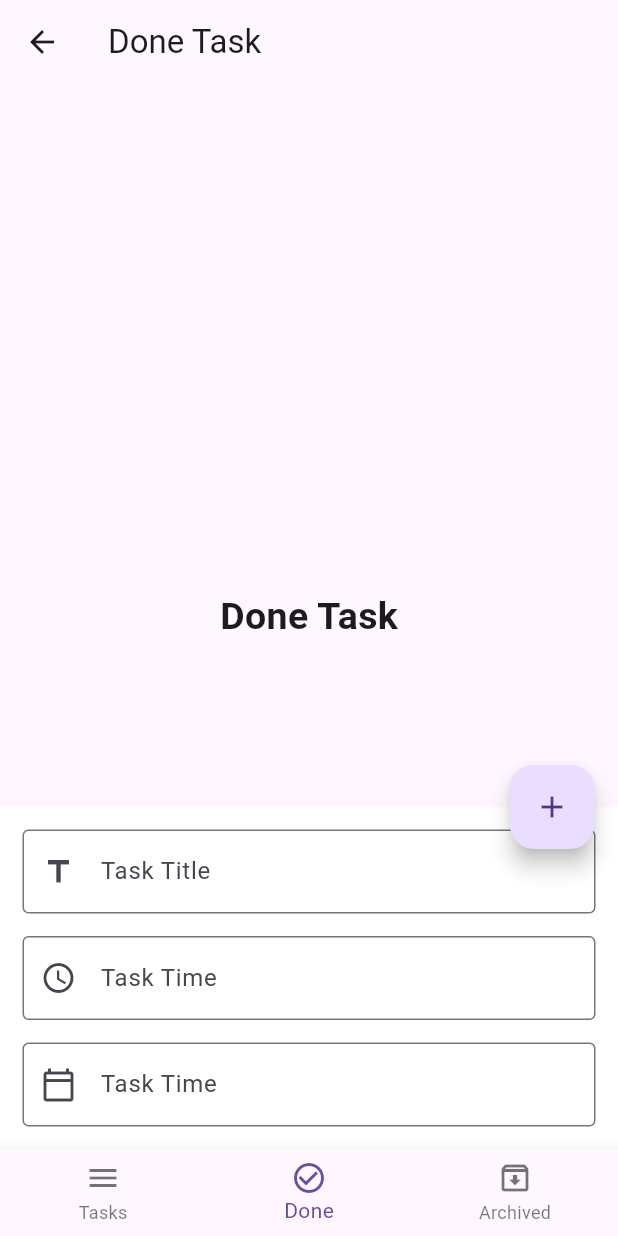
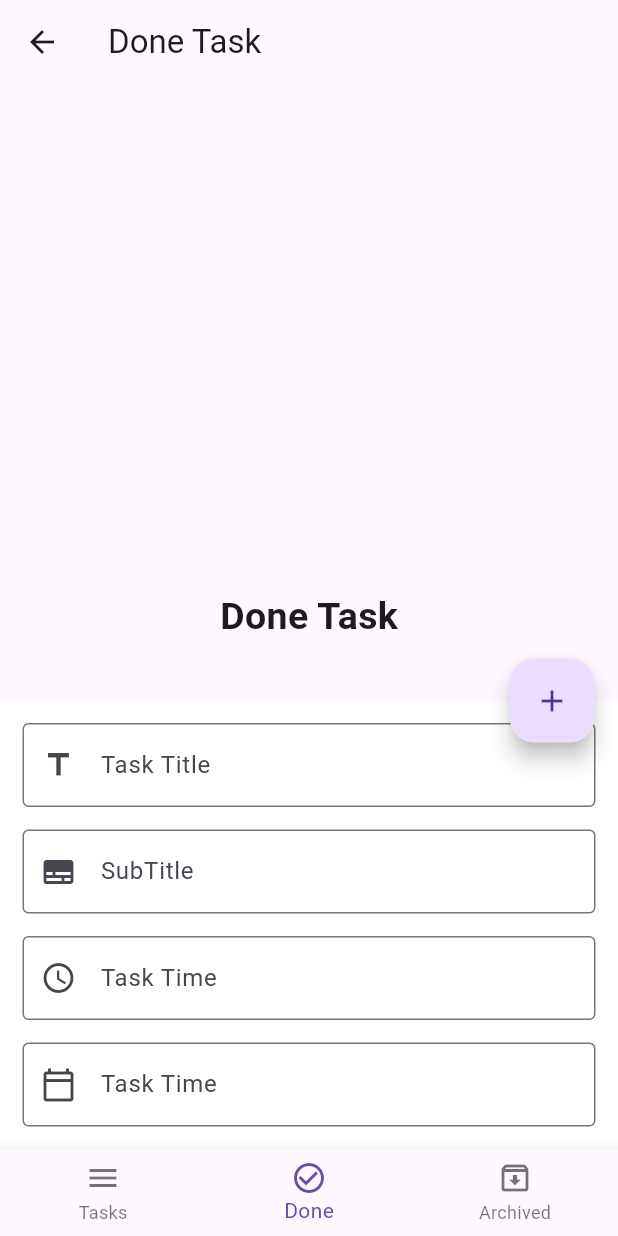
Before and after one commit to diaahelmy/Todo-App, a Flutter app: the screen it shows after launch, item 2 of the bottom bar chosen, after a tap on the "edit" icon, on a phone screen of 412 x 824 dp. Run offline on Flutter 3.47's test engine with Material 3 defaults, Android fonts, the phone set to English and light mode, and no system bars; our stand-ins replace bloc, conditional_builder_null_safety, flutter_bloc, sqflite; missing offline and left inert: dart:ffi; accounts and stored records are empty.

```diff
--- a/lib/Moudel/Task.dart
+++ b/lib/Moudel/Task.dart
@@ -1,15 +1,32 @@
 import 'package:flutter/cupertino.dart';
+import 'package:flutter/material.dart';
+import 'package:flutter_bloc/flutter_bloc.dart';
+import 'package:todo/Components/component.dart';
+import 'package:todo/cubit/cubit.dart';
+import 'package:todo/cubit/states.dart';
+
+import '../Components/contants.dart';
 
 class Task extends StatelessWidget {
-  const Task({super.key});
 
   @override
   Widget build(BuildContext context) {
-    return Center(
-      child: Text('New Task',style:TextStyle(
-        fontSize: 25,
-        fontWeight: FontWeight.bold
-      ),),
+
+    return BlocConsumer<AppCubit,AppStates>(
+      builder: (BuildContext context, AppStates state)
+      {
+        var task = AppCubit.get(context).task;
+        return
+          ListView.separated(itemBuilder: (context,index) =>
+              buildTaskItem(task[index])
+              , separatorBuilder: (context,index) => Container(
+                width: double.infinity,
+                height: 1,
+                color: Colors.grey[300],
+              ), itemCount: task.length);
+      },
+      listener: (BuildContext context, AppStates state) {  },
     );
   }
 }
+// buildTaskItem(time: "time", data: "data", note: "note")
--- /dev/null
+++ b/lib/cubit/cubit.dart
@@ -0,0 +1,120 @@
+import 'package:bloc/bloc.dart';
+import 'package:flutter/cupertino.dart';
+import 'package:flutter/material.dart';
+import 'package:flutter_bloc/flutter_bloc.dart';
+import 'package:todo/cubit/states.dart';
+
+import '../Components/contants.dart';
+import '../Moudel/Archived.dart';
+import '../Moudel/Done.dart';
+import '../Moudel/Task.dart';
+import 'package:sqflite/sqflite.dart';
+
+class AppCubit extends Cubit<AppStates> {
+  AppCubit() : super(AppInitialStates());
+
+  static AppCubit get(context) => BlocProvider.of(context);
+  late Database db;
+  IconData fabicon = Icons.edit;
+  List<Map> task = [];
+  bool isBottomSheetShow = false;
+  int currentstate = 0;
+
+  List<Widget> screen = [
+    Task(),
+    Done(),
+    Archived(),
+  ];
+  List<String> title = [
+    'New Task',
+    "Done Task",
+    "Archived Task",
+  ];
+
+  void changeIndex(int index) {
+    currentstate = index;
+    emit(AppChangeBottomNavBar());
+  }
+
+  void createDateBase() {
+    openDatabase(
+      'todo.db',
+      version: 1,
+      onCreate: (db, version) {
+        print('database create');
+        db
+            .execute('CREATE TABLE tasks('
+                'id INTEGER PRIMARY KEY,'
+                ' title TEXT,'
+                ' data TEXT,'
+                ' time TEXT,'
+                ' subtitle TEXT,'
+                ' status TEXT)')
+            .then((value) {
+          print('table create ');
+        }).catchError((onError) {
+          print('Error create database ${onError.toString()}');
+        });
+      },
+      onOpen: (db) {
+        getDataBase(db).then((onValue) {
+          task = onValue;
+
+          print(task);
+          emit(AppGetDataBase());
+        }).catchError((onError) {
+          print('error in get data${onError.toString()}');
+        });
+        print('db open ');
+      },
+    ).then((onValue) {
+      db = onValue;
+      emit(AppCreateDataBase());
+    });
+  }
+
+ insertDataBase(
+      {required String title,
+      required String data,
+      required String time,
+      required String subTitle})async {
+  await db.transaction((action) async {
+      action
+          .rawInsert(
+              'INSERT INTO tasks (title,data,time,subtitle,status)VALUES("$title" ,"$data","$time","$subTitle","new")')
+          .then((onValue) {
+        print('inset SUCCESSFully $onValue');
+        emit(AppInsertDataBase());
+
+        getDataBase(db).then((value) {
+          task = value;
+
+          print("hi diaa this work $task");
+          emit(AppGetDataBase());
+        });
+
+      }).catchError((onError) {
+        print('error in insert database${onError.toString()}');
+      });
+     return null ;
+    });
+  }
+
+  Future getDataBase(db) async {
+    emit(AppGetLoadingScreen());
+    List<Map> tasks = await db.rawQuery('SELECT * FROM tasks');
+    return tasks;
+  }
+
+  void changeIcon({
+    required bool isShow,
+    required IconData icon,
+  }) {
+    fabicon = icon;
+    isBottomSheetShow = isShow;
+
+    emit(AppChangeItem());
+  }
+
+
+}
--- /dev/null
+++ b/lib/cubit/states.dart
@@ -0,0 +1,9 @@
+abstract class AppStates{}
+
+class AppInitialStates extends  AppStates{}
+class AppChangeBottomNavBar extends  AppStates{}
+class AppCreateDataBase extends  AppStates{}
+class AppInsertDataBase extends  AppStates{}
+class AppGetDataBase extends  AppStates{}
+class AppGetLoadingScreen extends  AppStates{}
+class AppChangeItem extends  AppStates{}
--- a/lib/layout/HomeLayout.dart
+++ b/lib/layout/HomeLayout.dart
@@ -1,107 +1,128 @@
+import 'dart:ffi';
+
+import 'package:conditional_builder_null_safety/conditional_builder_null_safety.dart';
 import 'package:flutter/cupertino.dart';
 import 'package:flutter/material.dart';
+import 'package:flutter_bloc/flutter_bloc.dart';
 import 'package:intl/intl.dart';
 import 'package:todo/Components/component.dart';
-import 'package:todo/Moudel/Archived.dart';
-import 'package:todo/Moudel/Done.dart';
-import 'package:todo/Moudel/Task.dart';
-import 'package:sqflite/sqflite.dart';
+import 'package:todo/cubit/cubit.dart';
+import 'package:todo/cubit/states.dart';
 
-class HomeLayout extends StatefulWidget {
-  const HomeLayout({super.key});
+import '../Components/contants.dart';
 
-  @override
-  State<HomeLayout> createState() => _HomeLayoutState();
-}
+class HomeLayout extends StatelessWidget {
 
-class _HomeLayoutState extends State<HomeLayout> {
-  int currentstate = 0;
-
-  List<Widget> screen = [
-    Task(),
-    Done(),
-    Archived(),
-  ];
-  List<String> title = [
-    'New Task',
-    "Done Task",
-    "Archived Task",
-  ];
   var titleController = TextEditingController();
   var timeController = TextEditingController();
   var dateController = TextEditingController();
+  var subTitleController = TextEditingController();
 
   late String date;
 
-  late Database db;
-  IconData fabicon = Icons.edit;
 
-  bool isBottomSheetShow = false;
 
   var scaffoldKey = GlobalKey<ScaffoldState>();
   var formdKey = GlobalKey<FormState>();
 
-  @override
-  void initState() {
-    createDateBase();
-    super.initState();
-  }
+
+  // @override
+  // void initState() {
+  // createDateBase();
+  // super.initState();
+  // }
 
   @override
   Widget build(BuildContext context) {
+    return BlocProvider(
+      create: (BuildContext context) => AppCubit()..createDateBase(),
+      child: BlocConsumer<AppCubit, AppStates>(
+        listener: (BuildContext context, AppStates state) {
+          if(state is AppInsertDataBase){
+            Navigator.pop(context);
+          }
+
+        },
+        builder: (BuildContext context, AppStates state) {
+          AppCubit cubit = AppCubit.get(context);
           return Scaffold(
             key: scaffoldKey,
             appBar: AppBar(
               title: Text(
-          title[currentstate],
+                cubit.title[cubit.currentstate],
               ),
             ),
-      body: screen[currentstate],
+            body: ConditionalBuilder(
+              condition:state is! AppGetLoadingScreen,
+              builder: (context) => cubit.screen[cubit.currentstate],
+              fallback: (context) =>
+                  const Center(
+                    child: CircularProgressIndicator(),
+                  ),
+            ),
             floatingActionButton: FloatingActionButton(
               onPressed: () {
-          if (isBottomSheetShow) {
+                if (cubit.isBottomSheetShow) {
                   if (formdKey.currentState!.validate()) {
-              insertDataBase(
-                title:titleController.text ,
+                    cubit.insertDataBase(
+                        title: titleController.text,
                         data: dateController.text,
                         time: timeController.text,
-              ).then((onValue){
+                        subTitle: subTitleController.text);
+                    //     .then((onValue) {
+                    //   cubit.getDataBase( cubit.db).then((onValue) {
 
-              }).catchError((onError){
-
-
-              });
-              Navigator.pop(context);
-              setState(() {
-                fabicon = Icons.edit;
-              });
-              isBottomSheetShow = false;
+                        cubit.changeIcon(isShow: false, icon: Icons.edit);
+                    //   }).catchError((onError) {
+                    //     print('error$onError');
+                    //   });
+                    // });
                   }
                 } else {
-         final bottomSheet =   scaffoldKey.currentState?.showBottomSheet(
-              (context) => Container(
+                  final bottomSheet = scaffoldKey.currentState?.showBottomSheet(
+                          (context) =>
+                          Container(
                             color: Colors.white,
                             child: Padding(
                               padding: const EdgeInsets.all(15.0),
                               child: Form(
                                 key: formdKey,
-                    child: Column(mainAxisSize: MainAxisSize.min, children: [
+                                child:
+                                Column(
+                                    mainAxisSize: MainAxisSize.min, children: [
                                   defaultFormField(
                                       controler: titleController,
                                       type: TextInputType.text,
                                       validator: (value) {
-                            if (value.toString().isEmpty) {
+                                        if (value
+                                            .toString()
+                                            .isEmpty) {
                                           return 'title must not be empty';
                                         }
                                       },
                                       prefix: Icons.title,
                                       lable: 'Task Title'),
+                                  const SizedBox(height: 15.0),
+                                  defaultFormField(
+                                      controler: subTitleController,
+                                      type: TextInputType.text,
+                                      validator: (value) {
+                                        if (value
+                                            .toString()
+                                            .isEmpty) {
+                                          return 'SubTitle must not be empty';
+                                        }
+                                      },
+                                      prefix: Icons.subtitles,
+                                      lable: 'SubTitle'),
                                   SizedBox(height: 15.0),
                                   defaultFormField(
                                       controler: timeController,
                                       type: TextInputType.datetime,
                                       validator: (value) {
-                            if (value.toString().isEmpty) {
+                                        if (value
+                                            .toString()
+                                            .isEmpty) {
                                           return 'datetime must not be empty';
                                         }
                                       },
@@ -111,7 +132,8 @@ class _HomeLayoutState extends State<HomeLayout> {
                                           initialTime: TimeOfDay.now(),
                                         ).then((onValue) {
                                           timeController.text =
-                                  onValue!.format(context).toString();
+                                              onValue!.format(context)
+                                                  .toString();
                                         });
                                       },
                                       prefix: Icons.watch_later_outlined,
@@ -121,7 +143,9 @@ class _HomeLayoutState extends State<HomeLayout> {
                                       controler: dateController,
                                       type: TextInputType.datetime,
                                       validator: (value) {
-                            if (value.toString().isEmpty) {
+                                        if (value
+                                            .toString()
+                                            .isEmpty) {
                                           return 'Date must not be empty';
                                         }
                                       },
@@ -133,7 +157,8 @@ class _HomeLayoutState extends State<HomeLayout> {
                                           lastDate: DateTime(2200),
                                         ).then((onValue) {
                                           dateController.text =
-                                  DateFormat.yMMMd().format(onValue!);
+                                              DateFormat.yMMMd().format(
+                                                  onValue!);
                                         });
                                       },
                                       prefix: Icons.calendar_today_outlined,
@@ -142,29 +167,27 @@ class _HomeLayoutState extends State<HomeLayout> {
                               ),
                             ),
                           ),
-           elevation: 15.0
-            );
-            setState(() {
-              fabicon = Icons.add;
+                      elevation: 15.0);
+                  // setState(() {
+                  cubit.changeIcon(isShow: false, icon: Icons.add);
+                  // });
+                  bottomSheet?.closed.then((value) {
+                    cubit.changeIcon(isShow: false, icon: Icons.edit);
+                    // cubit.isBottomSheetShow = false;
+                    // setState(() {
+                    // fabicon = Icons.edit;
+                    // });
                   });
-            bottomSheet?.closed.then((value) {
-              setState(() {
-                isBottomSheetShow = false;
-                fabicon = Icons.edit;
-              });
-            });
-            isBottomSheetShow = true;
+                  cubit.isBottomSheetShow = true;
                 }
               },
-        child: Icon(fabicon),
+              child: Icon(cubit.fabicon),
             ),
             bottomNavigationBar: BottomNavigationBar(
                 type: BottomNavigationBarType.fixed,
-          currentIndex: currentstate,
+                currentIndex: cubit.currentstate,
                 onTap: (index) {
-            setState(() {
-              currentstate = index;
-            });
+                  cubit.changeIndex(index);
                 },
                 items: const [
                   BottomNavigationBarItem(
@@ -178,49 +201,9 @@ class _HomeLayoutState extends State<HomeLayout> {
                       icon: Icon(Icons.archive_outlined), label: 'Archived'),
                 ]),
           );
-  }
+        },
 
-  Future<String> getName() async {
-    return 'diaa helmy ';
-  }
-
-  Future createDateBase() async {
-    db = await openDatabase(
-      'todo.db',
-      version: 1,
-      onCreate: (db, version) {
-        print('database create');
-        db
-            .execute(
-                'CREATE TABLE tasks(id INTEGER PRIMARY KEY, title TEXT, data TEXT, time TEXT , status TEXT)')
-            .then((value) {})
-            .catchError((onError) {
-          print('error ${onError.toString()}');
-        });
-      },
-      onOpen: (db) {
-        print('open db');
-      },
+      ),
     );
   }
-
-  Future insertDataBase({
-    required String title,
-    required String data,
-    required String time,
-
-
-  }) async {
-    return await db.transaction((action) async {
-      action
-          .rawInsert(
-              'INSERT INTO task (title,data,time,status)VALUES("$title" ,"$data","$time","new")')
-          .then((onValue) {
-        print('inset$onValue');
-      }).catchError((onError) {
-        print('error ${onError.toString()}');
-      });
-      return null;
-    });
 }
-}
--- a/pubspec.yaml
+++ b/pubspec.yaml
@@ -37,6 +37,9 @@ dependencies:
   cupertino_icons: ^1.0.8
   sqflite: ^2.4.2
   intl: ^0.20.2
+  conditional_builder_null_safety: ^0.0.6
+  bloc: ^9.0.0
+  flutter_bloc: ^9.1.1
 
 dev_dependencies:
   flutter_test:
```
Also changed, not shown: lib/Components/component.dart (+84 -21 lines), lib/Components/contants.dart (added), pubspec.lock. Lines whose indentation alone changed are shown as unchanged.
